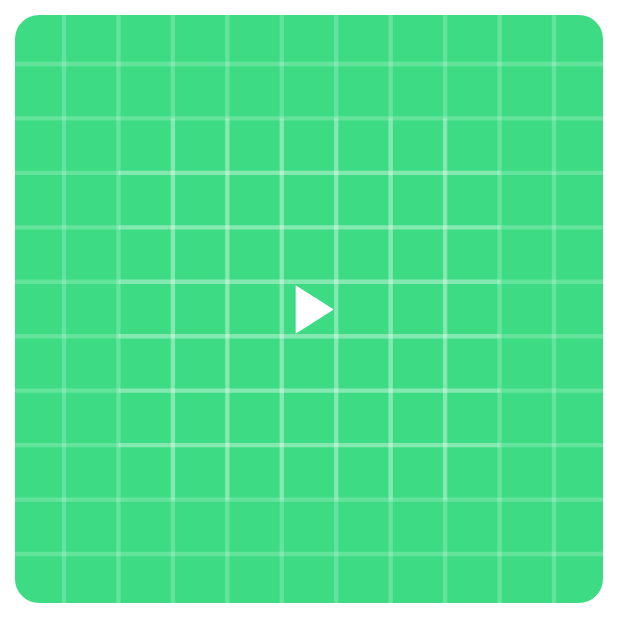
After one commit to KhanhPham1996/Fossil_Interview, an Android app: the layout item_image_in_device.xml on its own in the app's theme, with its tools: preview values and no code run, on a phone screen of 412 x 824 dp. The commit adds this screen. Shown: the top 642 px of the screen. Run offline under Robolectric (Android 15) with nearby library versions, the phone set to English and light mode, and no system bars.

Commit message:
Show Image to UI

```diff
--- a/app/src/main/AndroidManifest.xml
+++ b/app/src/main/AndroidManifest.xml
@@ -2,9 +2,12 @@
 <manifest xmlns:android="http://schemas.android.com/apk/res/android"
     xmlns:tools="http://schemas.android.com/tools">
     <uses-permission android:name="android.permission.READ_EXTERNAL_STORAGE" />
+    <uses-permission android:name="android.permission.READ_MEDIA_IMAGES" />
+    <uses-permission android:name="android.permission.INTERNET" />
 
     <application
-        android:allowBackup="true"
+        android:requestLegacyExternalStorage="true"
+        android:allowBackup="false"
         android:dataExtractionRules="@xml/data_extraction_rules"
         android:fullBackupContent="@xml/backup_rules"
         android:icon="@mipmap/ic_launcher"
--- /dev/null
+++ b/app/src/main/res/drawable/ic_loading.xml
@@ -0,0 +1,5 @@
+<vector android:height="24dp" android:tint="#000000"
+    android:viewportHeight="24" android:viewportWidth="24"
+    android:width="24dp" xmlns:android="http://schemas.android.com/apk/res/android">
+    <path android:fillColor="@android:color/white" android:pathData="M22,16L22,4c0,-1.1 -0.9,-2 -2,-2L8,2c-1.1,0 -2,0.9 -2,2v12c0,1.1 0.9,2 2,2h12c1.1,0 2,-0.9 2,-2zM11,12l2.03,2.71L16,11l4,5L8,16l3,-4zM2,6v14c0,1.1 0.9,2 2,2h14v-2L4,20L4,6L2,6z"/>
+</vector>
--- /dev/null
+++ b/app/src/main/res/drawable/ic_white_play.xml
@@ -0,0 +1,5 @@
+<vector android:height="24dp" android:tint="#FFFFFF"
+    android:viewportHeight="24" android:viewportWidth="24"
+    android:width="24dp" xmlns:android="http://schemas.android.com/apk/res/android">
+    <path android:fillColor="@android:color/white" android:pathData="M8,5v14l11,-7z"/>
+</vector>
--- /dev/null
+++ b/app/src/main/res/layout/item_image_in_device.xml
@@ -0,0 +1,35 @@
+<?xml version="1.0" encoding="utf-8"?>
+<layout xmlns:app="http://schemas.android.com/apk/res-auto"
+    xmlns:android="http://schemas.android.com/apk/res/android">
+
+<androidx.constraintlayout.widget.ConstraintLayout
+    android:layout_width="match_parent"
+    android:layout_height="wrap_content">
+    <com.google.android.material.imageview.ShapeableImageView
+        android:layout_margin="10dp"
+
+        android:scaleType="fitCenter"
+        android:id="@+id/imageInDevice"
+        app:layout_constraintTop_toTopOf="parent"
+        app:layout_constraintStart_toStartOf="parent"
+        app:shapeAppearanceOverlay="@style/RoundedCorners"
+        android:src="@drawable/ic_launcher_background"
+        android:layout_width="match_parent"
+        android:layout_height="wrap_content"
+        android:adjustViewBounds="true" />
+    <ImageView
+        android:id="@+id/icPlay"
+        android:src="@drawable/ic_white_play"
+        app:layout_constraintTop_toTopOf="@id/imageInDevice"
+        app:layout_constraintBottom_toBottomOf="@id/imageInDevice"
+        app:layout_constraintStart_toStartOf="@id/imageInDevice"
+        app:layout_constraintEnd_toEndOf="@id/imageInDevice"
+        android:layout_width="55dp"
+        android:layout_height="55dp"/>
+
+</androidx.constraintlayout.widget.ConstraintLayout>
+
+
+
+
+</layout>
--- /dev/null
+++ b/app/src/main/res/values/styles.xml
@@ -0,0 +1,7 @@
+<?xml version="1.0" encoding="utf-8"?>
+<resources>
+    <style name="RoundedCorners">
+        <item name="cornerSize">16dp</item>
+        <item name="cornerFamily">rounded</item>
+    </style>
+</resources>
```
Also changed, not shown: app/src/main/java/com/fossil/technical/gallery/MainActivity.kt (+51 -18 lines), app/src/main/java/com/fossil/technical/gallery/extention/FragmentActivity.kt (+13 -5 lines), app/src/main/java/com/fossil/technical/gallery/extention/View.kt (+22 -0 lines), app/src/main/java/com/fossil/technical/gallery/model/Image.kt (+13 -3 lines), app/src/main/java/com/fossil/technical/gallery/view/ImageGridAdapter.kt (added, +76 -0 lines), app/src/main/java/com/fossil/technical/gallery/viewmodel/MainViewModel.kt (+59 -33 lines), app/src/main/res/layout/activity_main.xml (+10 -4 lines).
